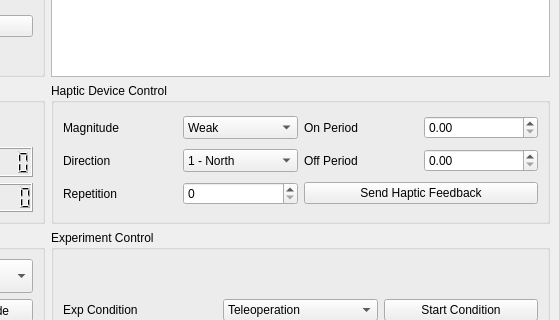
Before: the Qt Designer form ui/exp_main_window.ui in yuhangc/ford_project, drawn with Qt 5; both pictures show x 464 to 1023 and y 226 to 546 of the 1023 by 699 pixel window.
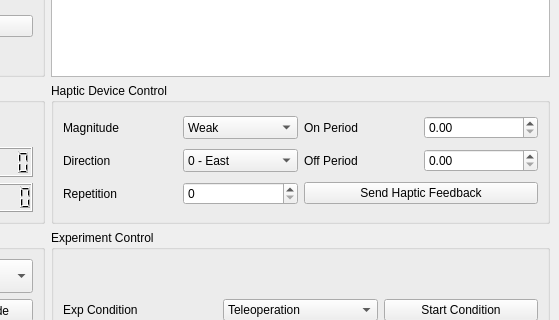
After: the same form once the commit is applied.

Commit message: adjusted haptic feedback direction numbering

Patch:
```diff
--- a/ui/exp_main_window.ui
+++ b/ui/exp_main_window.ui
@@ -563,7 +563,7 @@
          </property>
          <item>
           <property name="text">
-           <string>1 - North</string>
+           <string>0 - East</string>
           </property>
          </item>
          <item>
```
Left out of the diff: 18 changed lines with no effect on the pictures. The commit also changes 2 other files.
